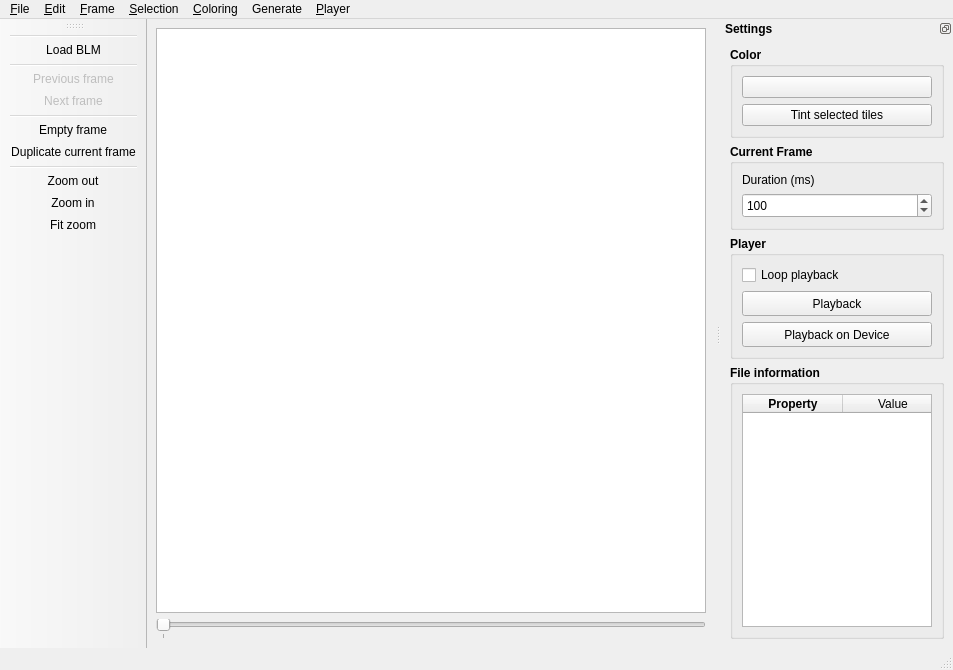
Before: the Qt Designer form mainwindow.ui in FilePhil/blinkgui, drawn with Qt 5.
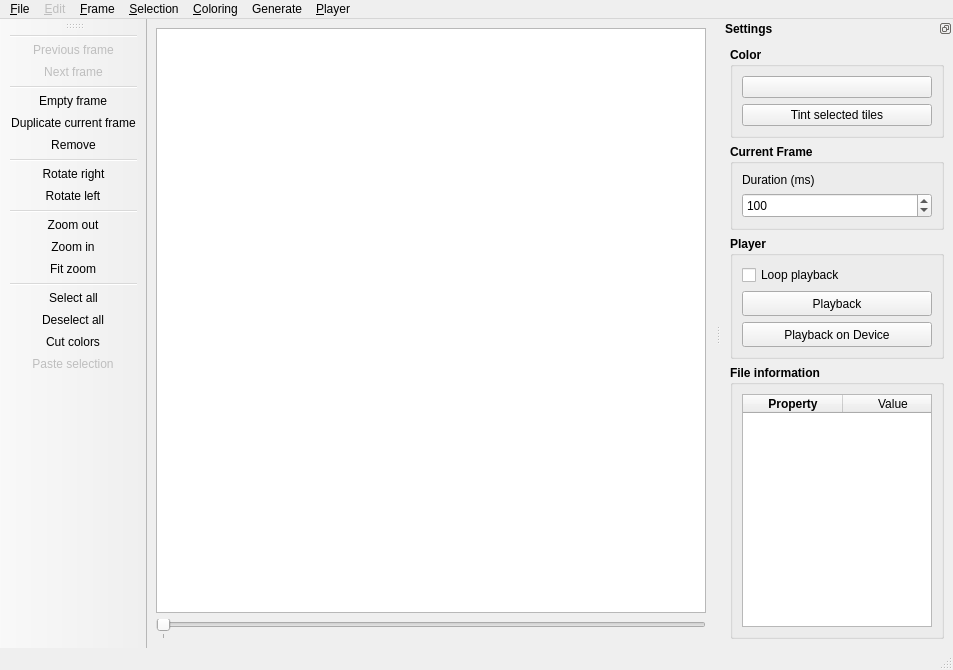
After: the same form once the commit is applied. Icons and pictures are not drawn. Custom widgets are drawn as their Qt base class.

The edit to the form file:
```diff
--- a/mainwindow.ui
+++ b/mainwindow.ui
@@ -204,17 +204,24 @@
     <bool>false</bool>
    </attribute>
    <addaction name="separator"/>
-   <addaction name="actionLoad_BLM"/>
-   <addaction name="separator"/>
    <addaction name="actionGo_to_previous_frame"/>
    <addaction name="actionGo_to_next_frame"/>
    <addaction name="separator"/>
    <addaction name="actionCreate_new_frame"/>
    <addaction name="actionDuplicate_frame"/>
+   <addaction name="actionDelete_frame"/>
+   <addaction name="separator"/>
+   <addaction name="actionRotate_right"/>
+   <addaction name="actionRotate_left"/>
    <addaction name="separator"/>
    <addaction name="actionZoom_out"/>
    <addaction name="actionZoom_in"/>
    <addaction name="actionFit_zoom"/>
+   <addaction name="separator"/>
+   <addaction name="actionSelect_all"/>
+   <addaction name="actionDeselect_all"/>
+   <addaction name="actionCut_Selection"/>
+   <addaction name="actionPaste"/>
   </widget>
   <widget class="QMenuBar" name="menuBar">
    <property name="geometry">
@@ -298,6 +305,12 @@
     <addaction name="menuShift"/>
    </widget>
    <widget class="QMenu" name="menuEdit">
+    <property name="enabled">
+     <bool>false</bool>
+    </property>
+    <property name="tearOffEnabled">
+     <bool>false</bool>
+    </property>
     <property name="title">
      <string>&amp;Edit</string>
     </property>
```
Left out of the diff: 20 changed lines with no effect on the pictures.
